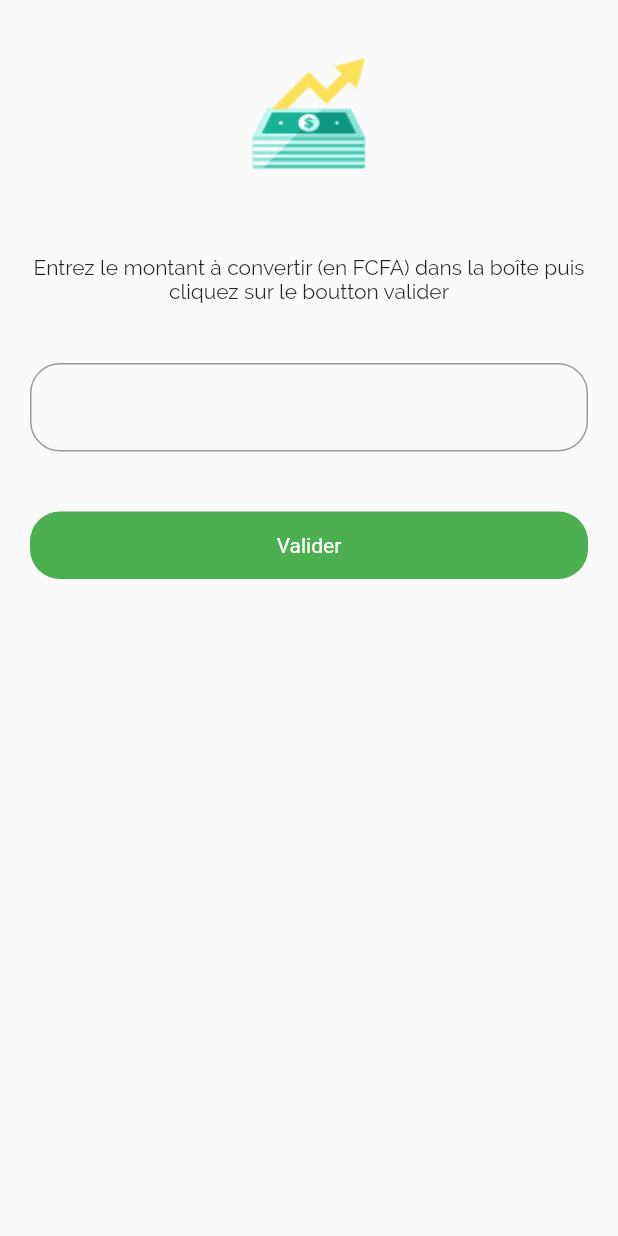
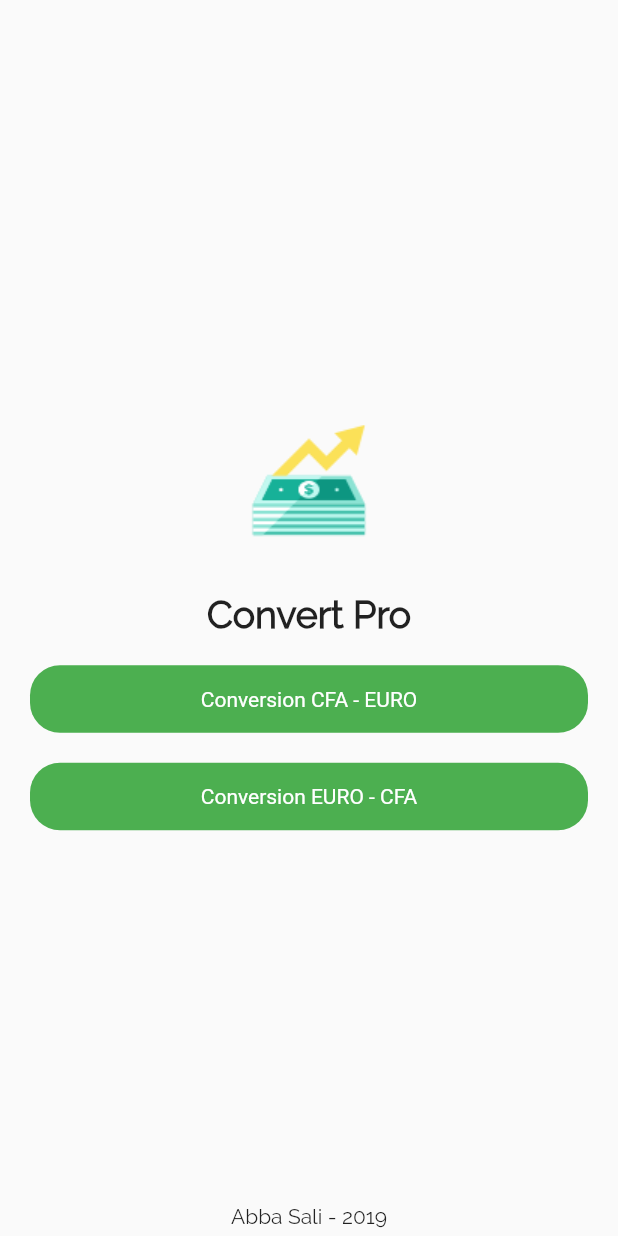
Before and after one commit to Asam237/conversion_euro_cfa, a Flutter app: the screen it shows after launch, after a tap on "Continuer", on a phone screen of 412 x 824 dp. Run offline on Flutter 3.47's test engine with Material 2 defaults, Android fonts, the phone set to English and light mode, and no system bars.

Commit message:
ajout d'une nouvelle interface

```diff
--- a/lib/screens/MyIndex.dart
+++ b/lib/screens/MyIndex.dart
@@ -1,4 +1,5 @@
 import 'package:conversion_e_c/screens/MyHome.dart';
+import 'package:conversion_e_c/screens/sTrans.dart';
 import 'package:flutter/material.dart';
 
 class MyIndex extends StatelessWidget {
@@ -32,7 +33,7 @@ class MyIndex extends StatelessWidget {
           ),
           InkWell(
             onTap: (){
-              Navigator.pushAndRemoveUntil(context, MaterialPageRoute(builder: (context) => MyHome()), (Route route) => false);
+              Navigator.pushAndRemoveUntil(context, MaterialPageRoute(builder: (context) => MyTrans()), (Route route) => false);
             },
             child: Container(
               width: 150.0,
--- /dev/null
+++ b/lib/screens/cCfaEuro.dart
@@ -0,0 +1 @@
+import 'package:flutter/material.dart';
--- /dev/null
+++ b/lib/screens/sTrans.dart
@@ -0,0 +1,73 @@
+import 'package:conversion_e_c/screens/MyHome.dart';
+import 'package:flutter/material.dart';
+import 'package:flutter/painting.dart';
+
+class MyTrans extends StatelessWidget {
+  @override
+  Widget build(BuildContext context) {
+    return Scaffold(
+
+      bottomNavigationBar: Container(
+        margin: EdgeInsets.all(5.0),
+        child: Text("Abba Sali - 2019", style: TextStyle(fontFamily: "Schyler"), textAlign: TextAlign.center,),
+      ),
+      body: Column(
+        mainAxisAlignment: MainAxisAlignment.center,
+        children: <Widget>[
+
+          Container(
+            alignment: Alignment.center,
+            child: Image.asset(
+              "images/imgh.png",
+              width: 150.0,
+              height: 150.0,
+            ),
+          ),
+          Padding(padding: EdgeInsets.only(left:20.0, right: 20.0), child: Text("Convert Pro", style: TextStyle(fontFamily: "Schyler", fontWeight: FontWeight.bold, fontSize: 25.0), textAlign: TextAlign.center,),),
+          InkWell(
+            onTap: (){
+              Navigator.push(context, MaterialPageRoute(builder: (context) => MyHome()));
+            },
+            child: Padding(
+              padding: EdgeInsets.all(20.0),
+              child: Container(
+                height: 45.0,
+                alignment: Alignment.center,
+                width: double.infinity,
+                decoration: BoxDecoration(
+                    borderRadius: BorderRadius.circular(20.0),
+                    color: Colors.green),
+                child: Center(
+                  child: Text(
+                    "Conversion CFA - EURO",
+                    style: TextStyle(color: Colors.white),
+                  ),
+                ),
+              ),
+            ),
+          ),
+          InkWell(
+            onTap: null,
+            child: Padding(
+              padding: EdgeInsets.only(left:20.0, right: 20.0),
+              child: Container(
+                height: 45.0,
+                width: double.infinity,
+                alignment: Alignment.center,
+                decoration: BoxDecoration(
+                    borderRadius: BorderRadius.circular(20.0),
+                    color: Colors.green),
+                child: Center(
+                  child: Text(
+                    "Conversion EURO - CFA",
+                    style: TextStyle(color: Colors.white),
+                  ),
+                ),
+              ),
+            ),
+          ),
+        ],
+      ),
+    );
+  }
+}
```
